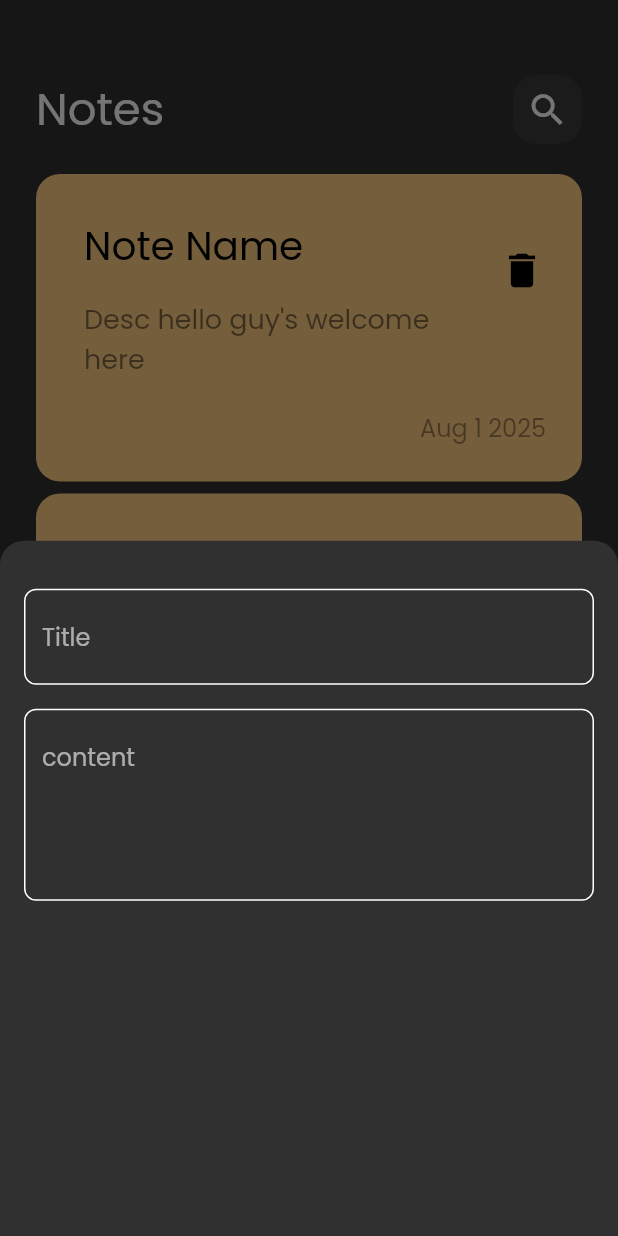
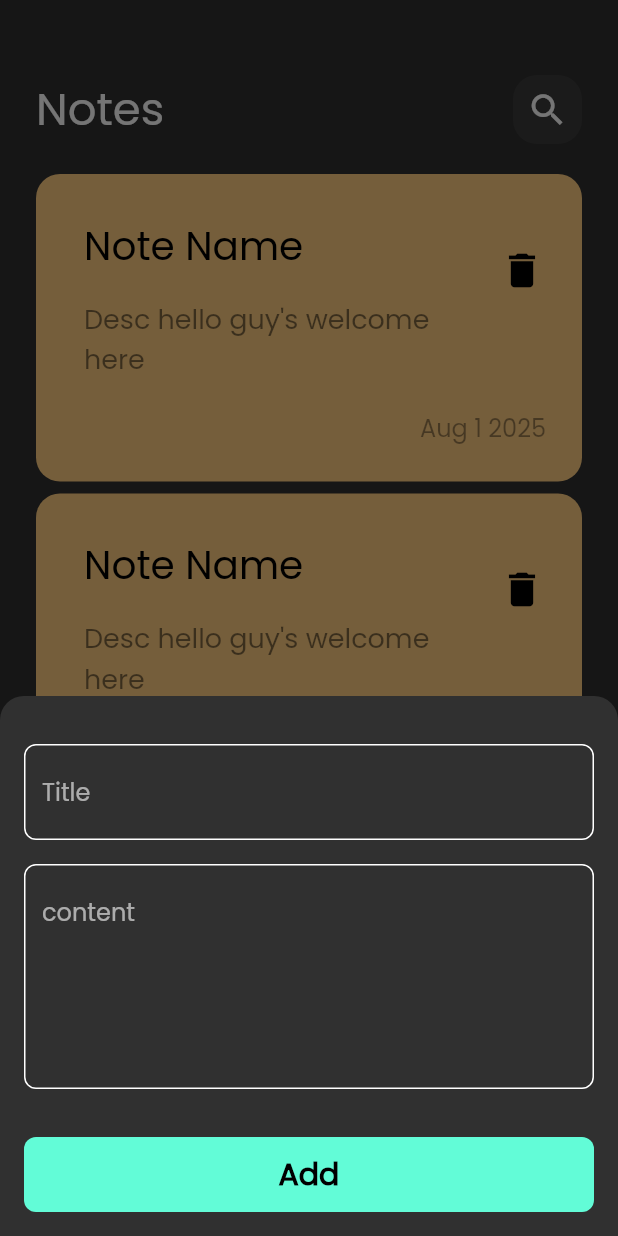
Before and after one commit to gamalazzam5/notes_app, a Flutter app: the screen it shows after launch, after a tap on the "add" icon, on a phone screen of 412 x 824 dp. Run offline on Flutter 3.47's test engine with Material 3 defaults, Android fonts, the phone set to English and light mode, and no system bars.

Commit message:
finish notes bottom sheet

```diff
--- a/lib/widgets/add_note_bottom_sheet.dart
+++ b/lib/widgets/add_note_bottom_sheet.dart
@@ -1,6 +1,7 @@
+import 'package:flutter/material.dart';
+import 'package:notes_app/helper/constans.dart';
 
-import 'package:flutter/material.dart';
-
+import 'custom_button.dart';
 import 'custom_text_field.dart';
 
 class AddNoteBottomSheet extends StatelessWidget {
@@ -10,13 +11,19 @@ class AddNoteBottomSheet extends StatelessWidget {
   Widget build(BuildContext context) {
     return Padding(
       padding: const EdgeInsets.symmetric(horizontal: 16.0),
-      child: Column(
-        children: [
-          SizedBox(height: 32,),
-          CustomTextField(hint: "Title",),
-          SizedBox(height: 16,),
-          CustomTextField(hint: "content",maxLines: 4,),
-        ],
+      child: SingleChildScrollView(
+        child: Column(
+          children: [
+            SizedBox(height: 32),
+            CustomTextField(hint: "Title"),
+            SizedBox(height: 16),
+            CustomTextField(hint: "content", maxLines: 5),
+            SizedBox(height: 32,),
+            CustomButton(),
+            SizedBox(height: 16,)
+
+          ],
+        ),
       ),
     );
   }
--- /dev/null
+++ b/lib/widgets/custom_button.dart
@@ -0,0 +1,21 @@
+import 'package:flutter/material.dart';
+
+import '../helper/constans.dart';
+
+class CustomButton extends StatelessWidget {
+  const CustomButton({super.key});
+
+  @override
+  Widget build(BuildContext context) {
+    return Container(
+      width: MediaQuery.of(context).size.width,
+      height: 50,
+      decoration: BoxDecoration(
+        color: kPrimaryColor,
+        borderRadius: BorderRadius.circular(8),
+      ),
+      child: const Center(child: Text("Add",style: TextStyle(color: Colors.black,fontSize: 20,fontWeight: FontWeight.bold
+      ),)),
+    );
+  }
+}
```
